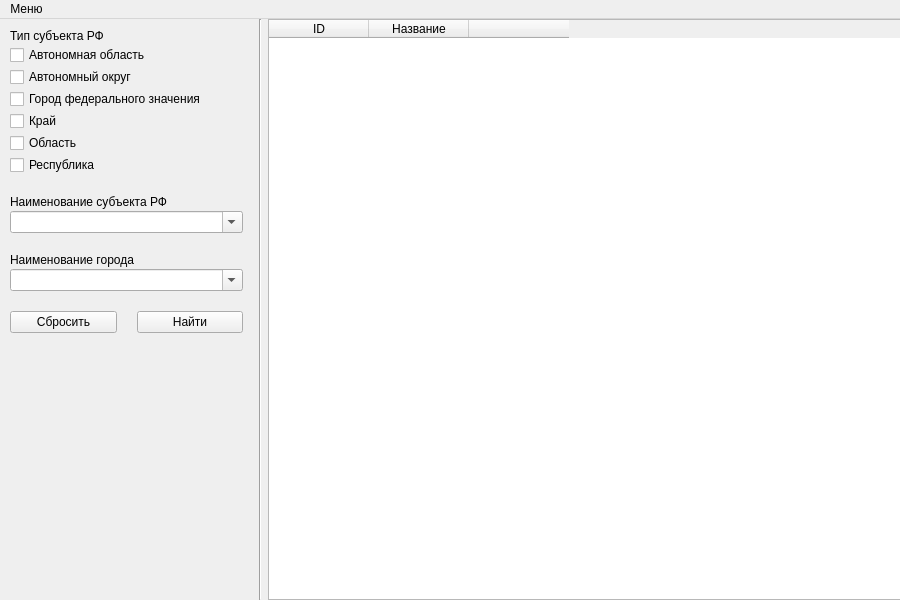
Qt form .source/main.ui (OlejnikDenis/py-mailposts) before a commit.
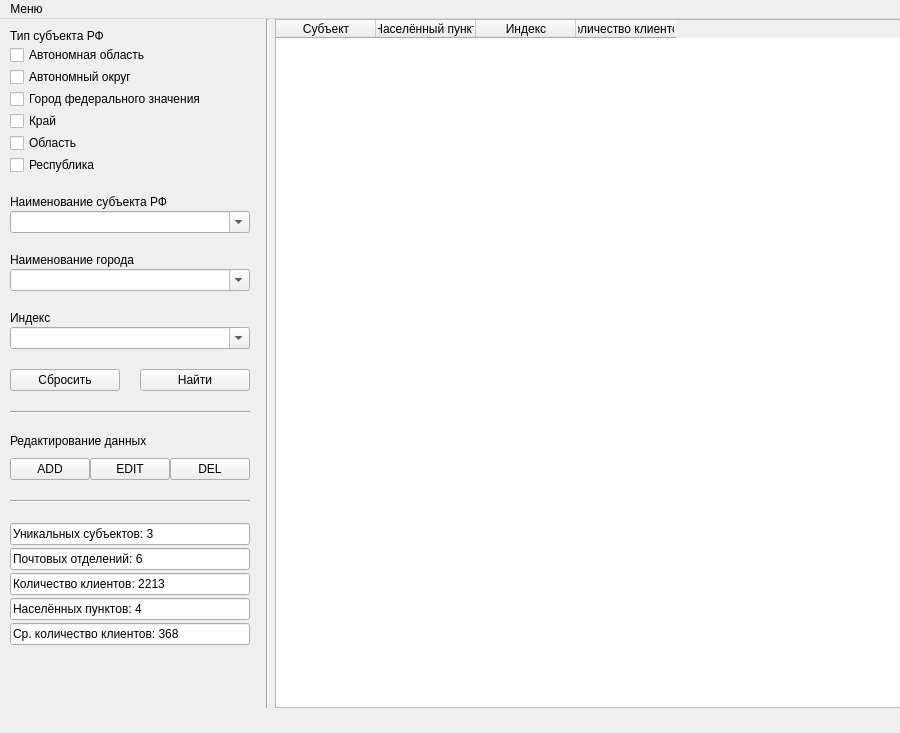
The same form after that commit.

Commit message: New widgets, user auth, more comments

Patch:
```diff
--- a/.source/main.ui
+++ b/.source/main.ui
@@ -10,7 +10,7 @@
     <x>0</x>
     <y>0</y>
     <width>900</width>
-    <height>600</height>
+    <height>733</height>
    </rect>
   </property>
   <property name="windowTitle">
@@ -32,7 +32,7 @@
       <x>0</x>
       <y>0</y>
       <width>901</width>
-      <height>581</height>
+      <height>689</height>
      </rect>
     </property>
     <layout class="QHBoxLayout" name="horizontalLayout" stretch="2,0,5">
@@ -40,7 +40,7 @@
       <enum>QLayout::SetMaximumSize</enum>
      </property>
      <item>
-      <layout class="QVBoxLayout" name="VBox_Filters" stretch="0,0,0,0,0">
+      <layout class="QVBoxLayout" name="VBox_Filters" stretch="0,0,0,0,0,0,0,0,0,0">
        <property name="spacing">
         <number>20</number>
        </property>
@@ -197,7 +197,49 @@
         </layout>
        </item>
        <item>
-        <layout class="QVBoxLayout" name="VBox_Buttons">
+        <layout class="QVBoxLayout" name="VBox_Index">
+         <property name="spacing">
+          <number>2</number>
+         </property>
+         <item>
+          <widget class="QLabel" name="L_IndexTitle">
+           <property name="frameShape">
+            <enum>QFrame::NoFrame</enum>
+           </property>
+           <property name="text">
+            <string>Индекс</string>
+           </property>
+          </widget>
+         </item>
+         <item>
+          <widget class="QComboBox" name="comboBox_Index">
+           <property name="toolTip">
+            <string/>
+           </property>
+           <property name="toolTipDuration">
+            <number>-1</number>
+           </property>
+           <property name="statusTip">
+            <string/>
+           </property>
+           <property name="whatsThis">
+            <string/>
+           </property>
+           <property name="editable">
+            <bool>true</bool>
+           </property>
+           <property name="currentText">
+            <string/>
+           </property>
+           <property name="insertPolicy">
+            <enum>QComboBox::InsertAlphabetically</enum>
+           </property>
+          </widget>
+         </item>
+        </layout>
+       </item>
+       <item>
+        <layout class="QVBoxLayout" name="VBox_SearchButtons">
          <item>
           <layout class="QHBoxLayout" name="HBox_Buttons">
            <item>
@@ -218,6 +260,164 @@
          </item>
         </layout>
        </item>
+       <item>
+        <widget class="Line" name="Horizintal_Line_TOP">
+         <property name="orientation">
+          <enum>Qt::Horizontal</enum>
+         </property>
+        </widget>
+       </item>
+       <item>
+        <layout class="QVBoxLayout" name="VBox_EditButtons">
+         <property name="spacing">
+          <number>0</number>
+         </property>
+         <property name="topMargin">
+          <number>0</number>
+         </property>
+         <item>
+          <widget class="QLabel" name="L_CityNameTitle_2">
+           <property name="frameShape">
+            <enum>QFrame::NoFrame</enum>
+           </property>
+           <property name="text">
+            <string>Редактирование данных</string>
+           </property>
+          </widget>
+         </item>
+         <item>
+          <layout class="QHBoxLayout" name="HBox_EditButtons">
+           <property name="topMargin">
+            <number>10</number>
+           </property>
+           <item>
+            <widget class="QPushButton" name="pushButton_RowAdd">
+             <property name="text">
+              <string>ADD</string>
+             </property>
+            </widget>
+           </item>
+           <item>
+            <widget class="QPushButton" name="pushButton_RowEdit">
+             <property name="text">
+              <string>EDIT</string>
+             </property>
+            </widget>
+           </item>
+           <item>
+            <widget class="QPushButton" name="pushButton_RowDel">
+             <property name="text">
+              <string>DEL</string>
+             </property>
+            </widget>
+           </item>
+          </layout>
+         </item>
+        </layout>
+       </item>
+       <item>
+        <widget class="Line" name="Horizintal_Line_TOP_2">
+         <property name="orientation">
+          <enum>Qt::Horizontal</enum>
+         </property>
+        </widget>
+       </item>
+       <item>
+        <layout class="QVBoxLayout" name="VBox_Stats">
+         <property name="spacing">
+          <number>3</number>
+         </property>
+         <property name="leftMargin">
+          <number>0</number>
+         </property>
+         <property name="topMargin">
+          <number>0</number>
+         </property>
+         <property name="rightMargin">
+          <number>0</number>
+         </property>
+         <property name="bottomMargin">
+          <number>0</number>
+         </property>
+         <item>
+          <widget class="QLineEdit" name="LE_Stats_UniqueSubjects">
+           <property name="enabled">
+            <bool>true</bool>
+           </property>
+           <property name="text">
+            <string>Уникальных субъектов: 3</string>
+           </property>
+           <property name="frame">
+            <bool>true</bool>
+           </property>
+           <property name="readOnly">
+            <bool>true</bool>
+           </property>
+          </widget>
+         </item>
+         <item>
+          <widget class="QLineEdit" name="LE_Stats_Mailposts">
+           <property name="enabled">
+            <bool>true</bool>
+           </property>
+           <property name="text">
+            <string>Почтовых отделений: 6</string>
+           </property>
+           <property name="readOnly">
+            <bool>true</bool>
+           </property>
+          </widget>
+         </item>
+         <item>
+          <widget class="QLineEdit" name="LE_Stats_Customers">
+           <property name="enabled">
+            <bool>true</bool>
+           </property>
+           <property name="text">
+            <string>Количество клиентов: 2213</string>
+           </property>
+           <property name="frame">
+            <bool>true</bool>
+           </property>
+           <property name="readOnly">
+            <bool>true</bool>
+           </property>
+          </widget>
+         </item>
+         <item>
+          <widget class="QLineEdit" name="LE_Stats_Cities">
+           <property name="enabled">
+            <bool>true</bool>
+           </property>
+           <property name="text">
+            <string>Населённых пунктов: 4</string>
+           </property>
+           <property name="frame">
+            <bool>true</bool>
+           </property>
+           <property name="readOnly">
+            <bool>true</bool>
+           </property>
+          </widget>
+         </item>
+         <item>
+          <widget class="QLineEdit" name="LE_Stats_AvgCustomers">
+           <property name="enabled">
+            <bool>true</bool>
+           </property>
+           <property name="text">
+            <string>Ср. количество клиентов: 368</string>
+           </property>
+           <property name="frame">
+            <bool>true</bool>
+           </property>
+           <property name="readOnly">
+            <bool>true</bool>
+           </property>
+          </widget>
+         </item>
+        </layout>
+       </item>
        <item>
         <spacer name="verticalSpacer">
          <property name="orientation">
@@ -253,25 +453,36 @@
          <property name="sortingEnabled">
           <bool>true</bool>
          </property>
+         <property name="wordWrap">
+          <bool>true</bool>
+         </property>
+         <property name="cornerButtonEnabled">
+          <bool>true</bool>
+         </property>
          <property name="rowCount">
           <number>0</number>
          </property>
          <property name="columnCount">
-          <number>3</number>
+          <number>4</number>
          </property>
          <column>
           <property name="text">
-           <string>ID</string>
+           <string>Субъект</string>
           </property>
          </column>
          <column>
           <property name="text">
-           <string>Название</string>
+           <string>Населённый пункт</string>
           </property>
          </column>
          <column>
           <property name="text">
-           <string/>
+           <string>Индекс</string>
+          </property>
+         </column>
+         <column>
+          <property name="text">
+           <string>Количество клиентов</string>
           </property>
          </column>
         </widget>
```
Left out of the diff: 2 changed lines with no effect on the pictures. The commit also changes 6 other files.
